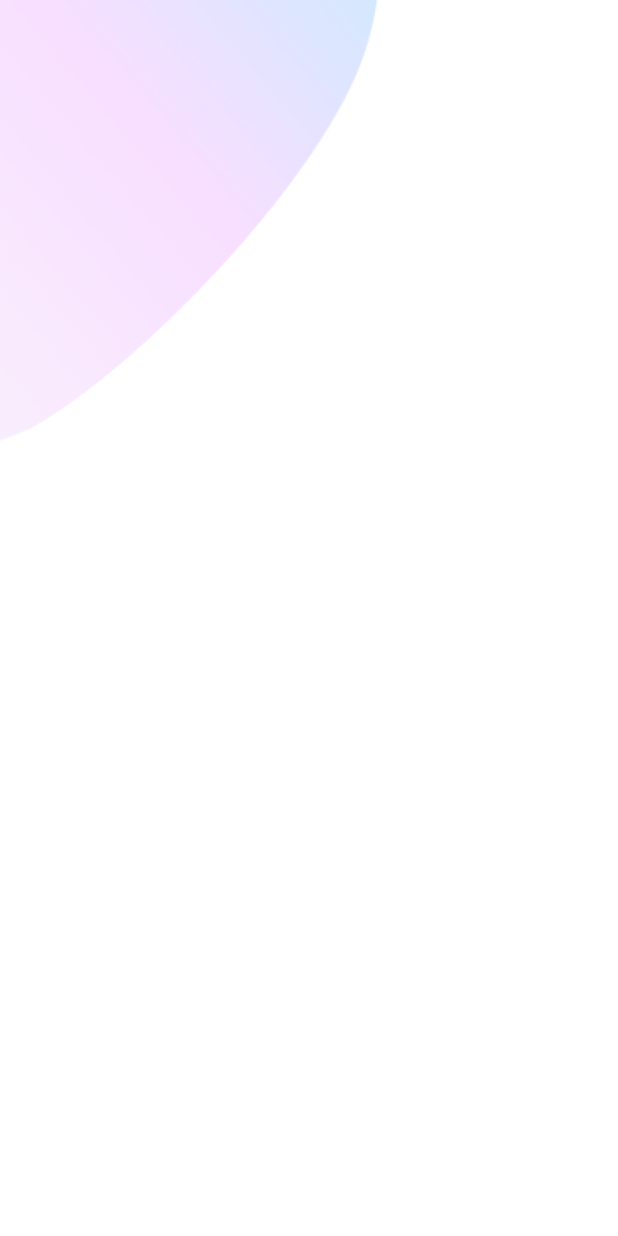
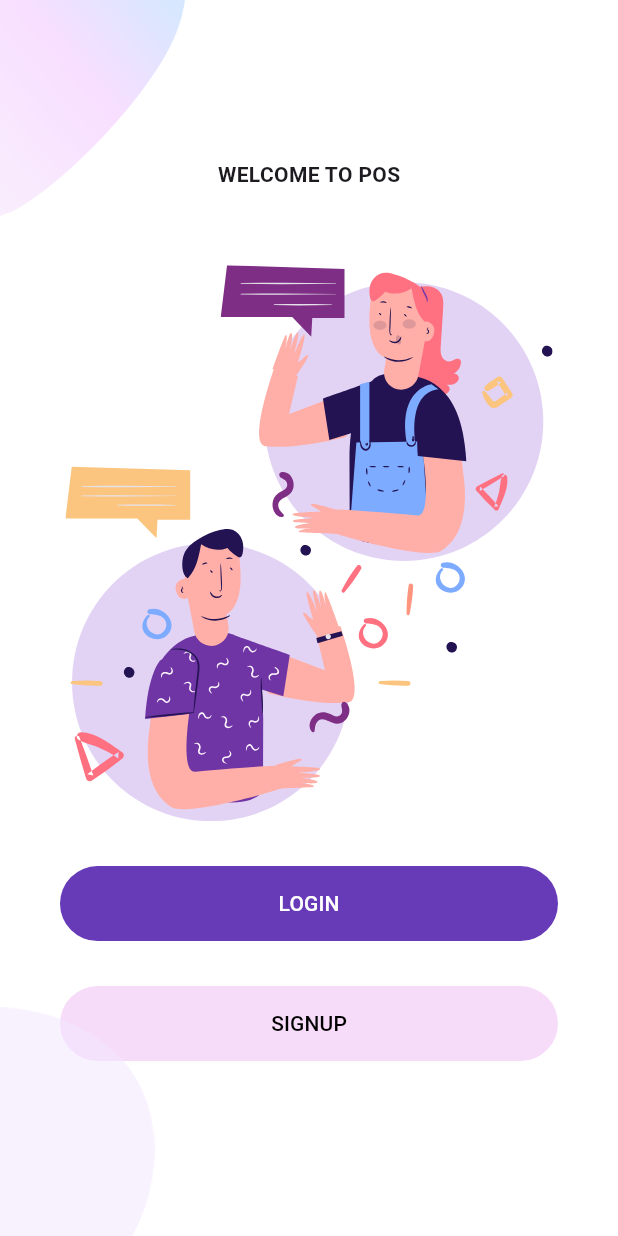
Before and after one commit to peerapattop/posmobile-flutter, a Flutter app: the screen it shows after launch, on a phone screen of 412 x 824 dp. Run offline on Flutter 3.47's test engine with Material 3 defaults, Android fonts, the phone set to English and light mode, and no system bars; our stand-ins replace flutter_svg.

Commit message:
update welcome page and widget button

```diff
--- a/lib/screens/register_screen.dart
+++ /dev/null
@@ -1,15 +0,0 @@
-import 'package:flutter/material.dart';
-
-class Register extends StatefulWidget {
-  const Register({super.key});
-
-  @override
-  State<Register> createState() => _RegisterState();
-}
-
-class _RegisterState extends State<Register> {
-  @override
-  Widget build(BuildContext context) {
-    return const Placeholder();
-  }
-}
--- /dev/null
+++ b/lib/screens/signup_screen.dart
@@ -0,0 +1,17 @@
+import 'package:flutter/material.dart';
+
+class SignUp extends StatefulWidget {
+  const SignUp({super.key});
+
+  @override
+  State<SignUp> createState() => _RegisterState();
+}
+
+class _RegisterState extends State<SignUp> {
+  @override
+  Widget build(BuildContext context) {
+    return const Text(
+      "signup"
+    );
+  }
+}
--- a/lib/screens/welcome_screen.dart
+++ b/lib/screens/welcome_screen.dart
@@ -1,4 +1,10 @@
 import 'package:flutter/material.dart';
+import 'package:flutter_svg/svg.dart';
+import 'package:posmobile/screens/signup_screen.dart';
+
+import '../widgets/custom_button.dart';
+import '../widgets/custom_input.dart';
+import 'login_screen.dart';
 
 class Welcome extends StatelessWidget {
   const Welcome({super.key});
@@ -11,9 +17,71 @@ class Welcome extends StatelessWidget {
       width: double.infinity,
       child: Stack(
         children: <Widget>[
+          Center(
+            child: Column(
+              mainAxisAlignment: MainAxisAlignment.center,
+              children: [
+                const Text(
+                  'WELCOME TO POS',
+                  style: TextStyle(fontWeight: FontWeight.bold),
+                ),
+                const SizedBox(height: 50),
+                SvgPicture.asset(
+                  "assets/icons/chat.svg",
+                  height: size.height * 0.45,
+                ),
+                const SizedBox(height: 10),
+                Padding(
+                  padding:
+                      const EdgeInsets.symmetric(horizontal: 40, vertical: 20),
+                  child: CustomButton(
+                    text: 'LOGIN',
+                    onPressed: () {
+                      Navigator.push(
+                        context,
+                        MaterialPageRoute(
+                          builder: (context) => const Login(),
+                        ),
+                      );
+                    },
+                  ),
+                ),
+                Padding(
+                  padding:
+                      const EdgeInsets.symmetric(horizontal: 40, vertical: 10),
+                  child: CustomButton(
+                    backgroundColor: const Color(0xFFF7DCF9),
+                    textColor: Colors.black,
+                    text: 'SIGNUP',
+                    onPressed: () {
+                      Navigator.push(
+                        context,
+                        MaterialPageRoute(
+                          builder: (context) => const SignUp(),
+                        ),
+                      );
+                    },
+                  ),
+                ),
+              ],
+            ),
+          ),
           Positioned(
-            child: Image.asset("assets/images/main_top.png"),
-          )
+            top: 0,
+            left: 0,
+            child: Image.asset(
+              "assets/images/main_top.png",
+              width: size.width * 0.3,
+            ),
+          ),
+          Positioned(
+            bottom: 0,
+            left: 0,
+            child: Image.asset(
+              "assets/images/main_bottom.png",
+              width: size.width * 0.25,
+            ),
+          ),
         ],
       ),
     );
--- a/lib/widgets/custom_button.dart
+++ b/lib/widgets/custom_button.dart
@@ -1,10 +1,37 @@
 import 'package:flutter/material.dart';
 
 class CustomButton extends StatelessWidget {
-  const CustomButton({super.key});
+  final String text;
+  final VoidCallback onPressed;
+  final Color backgroundColor;
+  final Color textColor;
+
+  const CustomButton({
+    super.key,
+    required this.text,
+    required this.onPressed,
+    this.backgroundColor = Colors.deepPurple,
+    this.textColor = Colors.white,
+  });
 
   @override
   Widget build(BuildContext context) {
-    return const Placeholder();
+    return TextButton(
+      style: ButtonStyle(
+        backgroundColor: MaterialStateProperty.all(backgroundColor),
+        minimumSize: MaterialStateProperty.all(
+          const Size(double.infinity, 50.0),
+        ),
+        padding: MaterialStateProperty.all(EdgeInsets.zero),
+      ),
+      onPressed: onPressed,
+      child: Padding(
+        padding: const EdgeInsets.symmetric(vertical: 15.0),
+        child: Text(
+          text,
+          style: TextStyle(color: textColor),
+        ),
+      ),
+    );
   }
 }
--- a/pubspec.yaml
+++ b/pubspec.yaml
@@ -20,3 +20,4 @@ flutter:
   uses-material-design: true
   assets:
     - assets/images/
+    - assets/icons/
```
